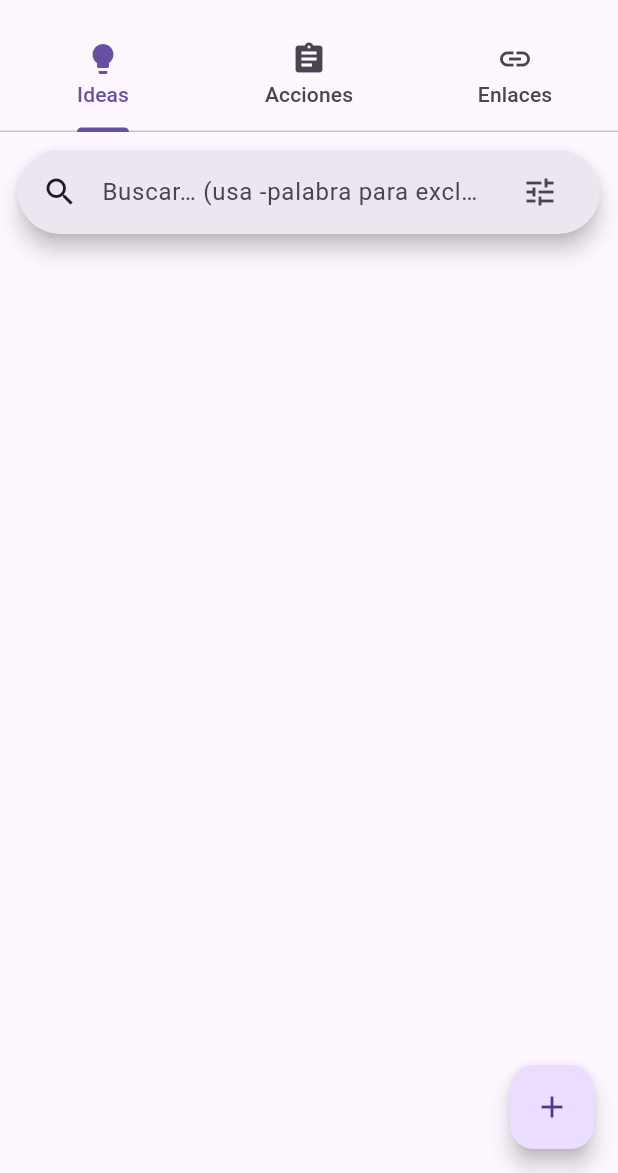
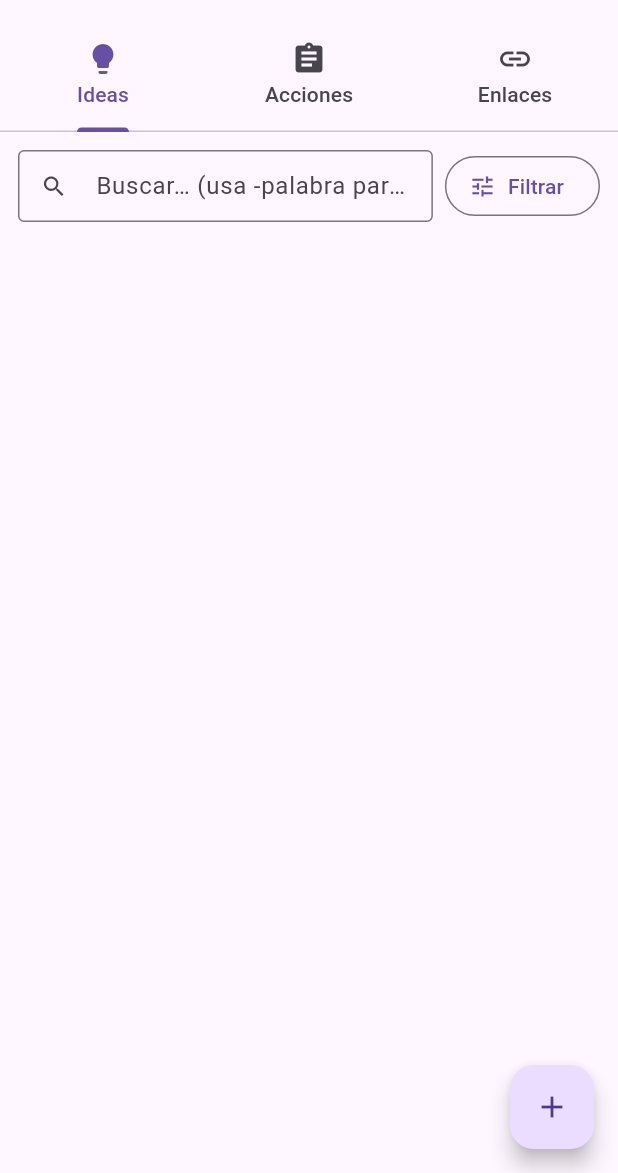
Before and after one commit to FrescoFresco/caosbox, a Flutter app: the screen it shows after launch, on a phone screen of 412 x 824 dp, the part 63-1236 px from its top. Run offline on Flutter 3.47's test engine with Material 3 defaults, Android fonts, the phone set to English and light mode, and no system bars.

Commit message:
Update generic_screen.dart

```diff
--- a/lib/ui/screens/generic_screen.dart
+++ b/lib/ui/screens/generic_screen.dart
@@ -6,6 +6,7 @@ import 'info_modal.dart';
 
 import '../../search/search_models.dart';
 import '../../search/search_engine.dart';
+import '../widgets/search_bar_row.dart';
 
 class GenericScreen extends StatefulWidget {
   final Block block;
@@ -13,7 +14,7 @@ class GenericScreen extends StatefulWidget {
   final SearchSpec spec;                 // filtros avanzados
   final String quickQuery;               // texto de la lupa
   final ValueChanged<String> onQuickQuery;
-  final Future<void> Function(BuildContext) onOpenFilters; // <-- recibe context
+  final Future<void> Function(BuildContext) onOpenFilters;
 
   const GenericScreen({
     super.key,
@@ -30,28 +31,27 @@ class GenericScreen extends StatefulWidget {
 
 class _GenericScreenState extends State<GenericScreen> with AutomaticKeepAliveClientMixin {
   final _ex = <String>{};
-  late final SearchController _sc; // M3 nativo
+  late final TextEditingController _q;
 
   @override
   void initState() {
     super.initState();
-    _sc = SearchController();
-    _sc.text = widget.quickQuery;
-    _sc.addListener(() => widget.onQuickQuery(_sc.text));
+    _q = TextEditingController(text: widget.quickQuery);
+    _q.addListener(() => widget.onQuickQuery(_q.text));
   }
 
   @override
   void didUpdateWidget(covariant GenericScreen old) {
     super.didUpdateWidget(old);
-    if (old.quickQuery != widget.quickQuery && _sc.text != widget.quickQuery) {
-      _sc.text = widget.quickQuery;
-      _sc.selection = TextSelection.collapsed(offset: _sc.text.length);
+    if (old.quickQuery != widget.quickQuery && _q.text != widget.quickQuery) {
+      _q.text = widget.quickQuery;
+      _q.selection = TextSelection.collapsed(offset: _q.text.length);
     }
   }
 
   @override
   void dispose() {
-    _sc.dispose();
+    _q.dispose();
     super.dispose();
   }
 
@@ -63,44 +63,15 @@ class _GenericScreenState extends State<GenericScreen> with AutomaticKeepAliveCl
     final t = widget.block.type!;
     final src = widget.state.items(t);
 
-    final effective = _mergeQuick(widget.spec, _sc.text);
+    final effective = _mergeQuick(widget.spec, _q.text);
     final filtered  = applySearch(widget.state, src, effective);
 
     return Padding(
       padding: const EdgeInsets.all(12),
       child: Column(children: [
-        // 🔎 SearchAnchor.bar nativo
-        SearchAnchor.bar(
-          searchController: _sc,
-          barHintText: 'Buscar… (usa -palabra para excluir)',
-          barLeading: const Icon(Icons.search),
-          barTrailing: [
-            IconButton(
-              icon: const Icon(Icons.tune),
-              tooltip: 'Filtrado avanzado',
-              onPressed: () async {
-                // Cierra overlay de sugerencias antes de abrir el modal
-                _sc.closeView(null);
-                await widget.onOpenFilters(ctx); // usa el context de la pantalla
-              },
-            ),
-          ],
-          suggestionsBuilder: (context, controller) {
-            final quick = controller.text;
-            final spec = _mergeQuick(widget.spec, quick);
-            final results = applySearch(widget.state, src, spec).take(6).toList();
-
-            return results.map((it) => ListTile(
-              leading: const Icon(Icons.history),
-              title: Text(it.text, maxLines: 1, overflow: TextOverflow.ellipsis),
-              subtitle: Text(it.id),
-              onTap: () {
-                controller.text = it.id;
-                widget.onQuickQuery(controller.text);
-                controller.closeView(it.id);
-              },
-            ));
-          },
+        SearchBarRow(
+          controller: _q,
+          onOpenFilters: () => widget.onOpenFilters(ctx),
         ),
         const SizedBox(height: 8),
 
@@ -126,7 +97,7 @@ class _GenericScreenState extends State<GenericScreen> with AutomaticKeepAliveCl
     );
   }
 
-  // Combina filtros avanzados + 🔎 rápida (tokens; -palabra = exclude)
+  // Combina filtros avanzados + búsqueda rápida (tokens; -palabra = exclude)
   SearchSpec _mergeQuick(SearchSpec base, String q) {
     final parts = q.trim().isEmpty ? <String>[] : q.trim().split(RegExp(r'\s+'));
     final tokens = parts.map((p) {
```
